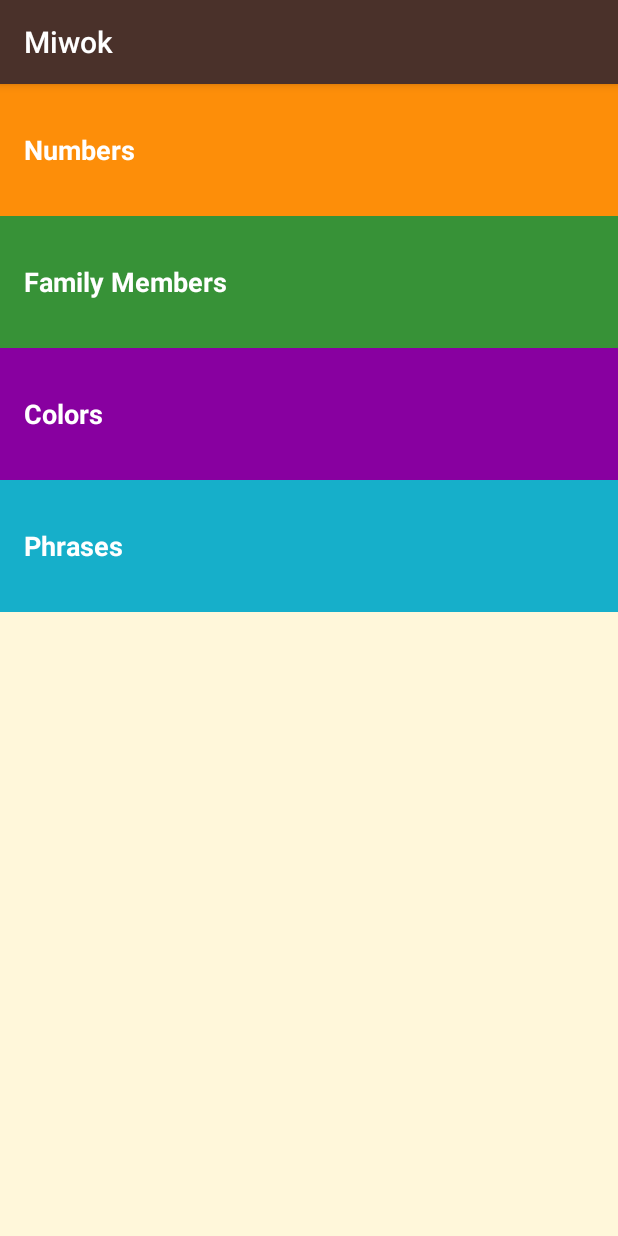
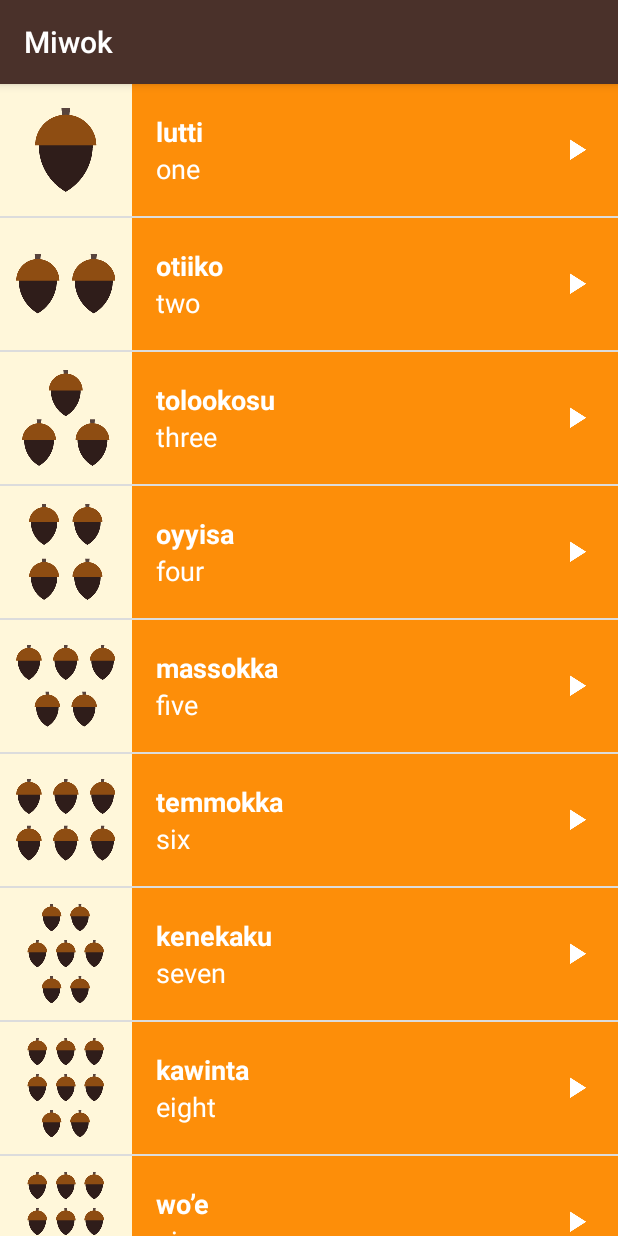
Before and after one commit to thatsabhi22/udacity-Miwok-app, an Android app: the screen it shows after launch (MainActivity), on a phone screen of 412 x 824 dp. Run offline under Robolectric (Android 15) with nearby library versions, the phone set to English and light mode, and no system bars.

Commit message:
Miwok App updated with the viewpager implementation with all four activities converted to their corresponding fragments.
The default activity_category contains all 4 fragments

```diff
--- a/app/src/main/java/com/example/android/miwok/FamilyActivity.java
+++ b/app/src/main/java/com/example/android/miwok/FamilyFragment.java
@@ -3,15 +3,26 @@ package com.example.android.miwok;
 import android.content.Context;
 import android.media.AudioManager;
 import android.media.MediaPlayer;
-import android.support.v7.app.AppCompatActivity;
 import android.os.Bundle;
+import android.support.v4.app.Fragment;
+import android.view.LayoutInflater;
 import android.view.View;
+import android.view.ViewGroup;
 import android.widget.AdapterView;
 import android.widget.ListView;
 
 import java.util.ArrayList;
 
-public class FamilyActivity extends AppCompatActivity {
+
+/**
+ * Created by aviator on 23/12/17.
+ */
+
+
+/**
+ * A simple {@link Fragment} subclass.
+ */
+public class FamilyFragment extends Fragment{
 
     /**
      * Declaring global variable for MediaPlayer Class
@@ -52,15 +63,16 @@ public class FamilyActivity extends AppCompatActivity {
     };
 
     @Override
-    protected void onCreate(Bundle savedInstanceState) {
-        super.onCreate(savedInstanceState);
-        setContentView(R.layout.word_list);
+    public View onCreateView(LayoutInflater inflater, ViewGroup container,
+                             Bundle savedInstanceState) {
+        // Inflate the layout for this fragment
+        View rootView = inflater.inflate(R.layout.word_list, container, false);
 
         //Initialize an Arraylist
         final ArrayList<Word> words = new ArrayList<Word>();
 
         // Create and setup the {@link AudioManager} to request audio focus
-        mAudioManager = (AudioManager) getSystemService(Context.AUDIO_SERVICE);
+        mAudioManager = (AudioManager) getActivity().getSystemService(Context.AUDIO_SERVICE);
 
         //Populating the Arraylist
         words.add(new Word("father", "әpә", R.drawable.family_father, R.raw.family_father));
@@ -75,12 +87,12 @@ public class FamilyActivity extends AppCompatActivity {
 
         // Create an {@link WordAdapter}, whose data source is a list of {@link Word}s. The
         // adapter knows how to create list items for each item in the list.
-        WordAdapter wordAdapter = new WordAdapter(this, words, R.color.category_family);
+        WordAdapter wordAdapter = new WordAdapter(getActivity(), words, R.color.category_family);
 
         // Find the {@link ListView} object in the view hierarchy of the {@link Activity}.
         // There should be a {@link ListView} with the view ID called list, which is declared in the
         // word_listyout file.
-        ListView listView = (ListView) findViewById(R.id.list);
+        ListView listView = (ListView) rootView.findViewById(R.id.list);
 
         // Make the {@link ListView} use the {@link WordAdapter} we created above, so that the
         // {@link ListView} will display list items for each {@link Word} in the list.
@@ -100,7 +112,7 @@ public class FamilyActivity extends AppCompatActivity {
                     // We have audio focus now.
                     // Create and setup the {@link MediaPlayer} for the audio resource associated
                     // with the current word
-                    mediaPlayer = MediaPlayer.create(FamilyActivity.this, words.get(position).getmAudioResourceId());
+                    mediaPlayer = MediaPlayer.create(getActivity(), words.get(position).getmAudioResourceId());
 
                     // Start the audio file
                     mediaPlayer.start();
@@ -114,15 +126,16 @@ public class FamilyActivity extends AppCompatActivity {
                 }
             }
         });
+
+        return rootView;
     }
 
-    /**
-     * As the activity goes into the stop state the mediaplayer is released
-     */
     @Override
-    protected void onStop() {
+    public void onStop() {
         super.onStop();
 
+        // When the activity is stopped, release the media player resources because we won't
+        // be playing any more sounds.
         releaseMediaPlayer();
     }
 
--- a/app/src/main/java/com/example/android/miwok/MainActivity.java
+++ b/app/src/main/java/com/example/android/miwok/MainActivity.java
@@ -1,80 +1,24 @@
-/*
- * Copyright (C) 2016 The Android Open Source Project
- *
- * Licensed under the Apache License, Version 2.0 (the "License");
- * you may not use this file except in compliance with the License.
- * You may obtain a copy of the License at
- *
- *      http://www.apache.org/licenses/LICENSE-2.0
- *
- * Unless required by applicable law or agreed to in writing, software
- * distributed under the License is distributed on an "AS IS" BASIS,
- * WITHOUT WARRANTIES OR CONDITIONS OF ANY KIND, either express or implied.
- * See the License for the specific language governing permissions and
- * limitations under the License.
- */
 package com.example.android.miwok;
 
-import android.content.Intent;
+import android.support.v4.view.ViewPager;
+import android.support.v7.app.AppCompatActivity;
 import android.os.Bundle;
-import android.support.v7.app.AppCompatActivity;
-import android.view.View;
-import android.widget.TextView;
 
 public class MainActivity extends AppCompatActivity {
-
-    TextView numbers,family,colors,phrases;
 
     @Override
     protected void onCreate(Bundle savedInstanceState) {
         super.onCreate(savedInstanceState);
+        setContentView(R.layout.activity_category);
+        getSupportFragmentManager().beginTransaction()
+                .replace(R.id.container, new NumbersFragment())
+                .commit();
 
-        // Set the content of the activity to use the activity_main.xml layout file
-        setContentView(R.layout.activity_main);
+        // Find the view pager that will allow the user to swipe between fragments
+        ViewPager viewPager = (ViewPager) findViewById(R.id.viewpager);
 
-        // Find the View that shows the different category
-        numbers     = (TextView) findViewById(R.id.numbers);
-        family      = (TextView) findViewById(R.id.family);
-        colors      = (TextView) findViewById(R.id.colors);
-        phrases     = (TextView) findViewById(R.id.phrases);
+        MiwokFragmentPagerAdapter miwokFragmentPagerAdapter = new MiwokFragmentPagerAdapter(getSupportFragmentManager());
 
-        // Set a click listener on that numbers View
-        numbers.setOnClickListener(new View.OnClickListener() {
-            @Override
-            public void onClick(View v) {
-                // Create a new intent to open the {@link NumbersActivity}
-                Intent intent = new Intent(MainActivity.this, NumbersActivity.class);
-
-                //Start the new activity
-                startActivity(intent);
-            }
-        });
-
-        // Set a click listener on that family View
-        family.setOnClickListener(new View.OnClickListener() {
-            @Override
-            public void onClick(View v) {
-                Intent intent = new Intent(MainActivity.this, FamilyActivity.class);
-                startActivity(intent);
-            }
-        });
-
-        // Set a click listener on that colors View
-        colors.setOnClickListener(new View.OnClickListener() {
-            @Override
-            public void onClick(View v) {
-                Intent intent = new Intent(MainActivity.this, ColorsActivity.class);
-                startActivity(intent);
-            }
-        });
-
-        // Set a click listener on that phrases View
-        phrases.setOnClickListener(new View.OnClickListener() {
-            @Override
-            public void onClick(View v) {
-                Intent intent = new Intent(MainActivity.this, PhrasesActivity.class);
-                startActivity(intent);
-            }
-        });
+        viewPager.setAdapter(miwokFragmentPagerAdapter);
     }
 }
--- /dev/null
+++ b/app/src/main/java/com/example/android/miwok/MiwokFragmentPagerAdapter.java
@@ -0,0 +1,34 @@
+package com.example.android.miwok;
+
+import android.support.v4.app.Fragment;
+import android.support.v4.app.FragmentManager;
+import android.support.v4.app.FragmentPagerAdapter;
+
+/**
+ * Created by aviator on 23/12/17.
+ */
+
+public class MiwokFragmentPagerAdapter extends FragmentPagerAdapter {
+
+    public MiwokFragmentPagerAdapter(FragmentManager fm) {
+        super(fm);
+    }
+
+    @Override
+    public Fragment getItem(int position) {
+        if (position == 0) {
+            return new NumbersFragment();
+        } else if (position == 1) {
+            return new FamilyFragment();
+        } else if (position == 2) {
+            return new ColorsFragment();
+        } else {
+            return new PhrasesFragment();
+        }
+    }
+
+    @Override
+    public int getCount() {
+        return 4;
+    }
+}
--- a/app/src/main/java/com/example/android/miwok/NumbersActivity.java
+++ b/app/src/main/java/com/example/android/miwok/NumbersFragment.java
@@ -1,17 +1,28 @@
 package com.example.android.miwok;
+
 
 import android.content.Context;
 import android.media.AudioManager;
 import android.media.MediaPlayer;
-import android.support.v7.app.AppCompatActivity;
 import android.os.Bundle;
+import android.support.v4.app.Fragment;
+import android.view.LayoutInflater;
 import android.view.View;
+import android.view.ViewGroup;
 import android.widget.AdapterView;
 import android.widget.ListView;
 
 import java.util.ArrayList;
 
-public class NumbersActivity extends AppCompatActivity {
+
+/**
+ * Created by aviator on 23/12/17.
+ */
+
+/**
+ * A simple {@link Fragment} subclass.
+ */
+public class NumbersFragment extends Fragment {
 
     /**
      * Declaring global variable for MediaPlayer Class
@@ -51,13 +62,18 @@ public class NumbersActivity extends AppCompatActivity {
         }
     };
 
+    public NumbersFragment() {
+        // Required empty public constructor
+    }
+
     @Override
-    protected void onCreate(Bundle savedInstanceState) {
-        super.onCreate(savedInstanceState);
-        setContentView(R.layout.word_list);
+    public View onCreateView(LayoutInflater inflater, ViewGroup container,
+                             Bundle savedInstanceState) {
+        // Inflate the layout for this fragment
+        View rootView = inflater.inflate(R.layout.word_list, container, false);
 
         // Create and setup the {@link AudioManager} to request audio focus
-        mAudioManager = (AudioManager) getSystemService(Context.AUDIO_SERVICE);
+        mAudioManager = (AudioManager) getActivity().getSystemService(Context.AUDIO_SERVICE);
 
         //Initialize an Arraylist
         final ArrayList<Word> words = new ArrayList<Word>();
@@ -76,12 +92,12 @@ public class NumbersActivity extends AppCompatActivity {
 
         // Create an {@link WordAdapter}, whose data source is a list of {@link Word}s. The
         // adapter knows how to create list items for each item in the list.
-        WordAdapter wordAdapter = new WordAdapter(this, words, R.color.category_numbers);
+        WordAdapter wordAdapter = new WordAdapter(getActivity(), words, R.color.category_numbers);
 
         // Find the {@link ListView} object in the view hierarchy of the {@link Activity}.
         // There should be a {@link ListView} with the view ID called list, which is declared in the
         // word_listyout file.
-        ListView listView = (ListView) findViewById(R.id.list);
+        ListView listView = (ListView) rootView.findViewById(R.id.list);
 
         // Make the {@link ListView} use the {@link WordAdapter} we created above, so that the
         // {@link ListView} will display list items for each {@link Word} in the list.
@@ -102,7 +118,7 @@ public class NumbersActivity extends AppCompatActivity {
                     // We have audio focus now.
                     // Create and setup the {@link MediaPlayer} for the audio resource associated
                     // with the current word
-                    mediaPlayer = MediaPlayer.create(NumbersActivity.this, words.get(position).getmAudioResourceId());
+                    mediaPlayer = MediaPlayer.create(getActivity(), words.get(position).getmAudioResourceId());
 
                     // Start the audio file
                     mediaPlayer.start();
@@ -116,15 +132,16 @@ public class NumbersActivity extends AppCompatActivity {
                 }
             }
         });
+
+        return rootView;
     }
 
-    /**
-     * As the activity goes into the stop state the mediaplayer is released
-     */
     @Override
-    protected void onStop() {
+    public void onStop() {
         super.onStop();
 
+        // When the activity is stopped, release the media player resources because we won't
+        // be playing any more sounds.
         releaseMediaPlayer();
     }
 
--- /dev/null
+++ b/app/src/main/res/layout/activity_category.xml
@@ -0,0 +1,13 @@
+<?xml version="1.0" encoding="utf-8"?>
+<LinearLayout xmlns:android="http://schemas.android.com/apk/res/android"
+    android:id="@+id/container"
+    android:layout_width="match_parent"
+    android:layout_height="match_parent"
+    android:orientation="vertical">
+
+    <android.support.v4.view.ViewPager
+        android:id="@+id/viewpager"
+        android:layout_width="match_parent"
+        android:layout_height="match_parent" />
+
+</LinearLayout>
--- a/app/src/main/res/layout/activity_main.xml
+++ /dev/null
@@ -1,74 +0,0 @@
-<?xml version="1.0" encoding="utf-8"?><!-- Copyright (C) 2016 The Android Open Source Project
-
-     Licensed under the Apache License, Version 2.0 (the "License");
-     you may not use this file except in compliance with the License.
-     You may obtain a copy of the License at
-
-          http://www.apache.org/licenses/LICENSE-2.0
-
-     Unless required by applicable law or agreed to in writing, software
-     distributed under the License is distributed on an "AS IS" BASIS,
-     WITHOUT WARRANTIES OR CONDITIONS OF ANY KIND, either express or implied.
-     See the License for the specific language governing permissions and
-     limitations under the License.
--->
-<LinearLayout xmlns:android="http://schemas.android.com/apk/res/android"
-    xmlns:tools="http://schemas.android.com/tools"
-    android:layout_width="match_parent"
-    android:layout_height="match_parent"
-    android:background="@color/tan_background"
-    android:orientation="vertical"
-    tools:context="com.example.android.miwok.MainActivity">
-
-    <!-- Numbers category -->
-    <FrameLayout
-        android:layout_width="match_parent"
-        android:layout_height="wrap_content"
-        android:background="@color/category_numbers">
-
-        <TextView
-            android:id="@+id/numbers"
-            style="@style/CategoryStyle"
-            android:background="?android:attr/selectableItemBackground"
-            android:text="@string/category_numbers" />
-    </FrameLayout>
-
-    <!-- Family category -->
-    <FrameLayout
-        android:layout_width="match_parent"
-        android:layout_height="wrap_content"
-        android:background="@color/category_family">
-
-        <TextView
-            android:id="@+id/family"
-            style="@style/CategoryStyle"
-            android:background="?android:attr/selectableItemBackground"
-            android:text="@string/category_family" />
-    </FrameLayout>
-
-    <!-- Colors category -->
-    <FrameLayout
-        android:layout_width="match_parent"
-        android:layout_height="wrap_content"
-        android:background="@color/category_colors">
-
-        <TextView
-            android:id="@+id/colors"
-            style="@style/CategoryStyle"
-            android:background="?android:attr/selectableItemBackground"
-            android:text="@string/category_colors" />
-    </FrameLayout>
-
-    <!-- Phrases category -->
-    <FrameLayout
-        android:layout_width="match_parent"
-        android:layout_height="wrap_content"
-        android:background="@color/category_phrases">
-
-        <TextView
-            android:id="@+id/phrases"
-            style="@style/CategoryStyle"
-            android:background="?android:attr/selectableItemBackground"
-            android:text="@string/category_phrases" />
-    </FrameLayout>
-</LinearLayout>
--- a/app/src/main/res/layout/list_item.xml
+++ b/app/src/main/res/layout/list_item.xml
@@ -17,16 +17,16 @@
         android:layout_width="match_parent"
         android:layout_height="@dimen/list_item_height"
         android:layout_alignParentBottom="true"
+        android:layout_alignParentEnd="true"
         android:layout_alignParentRight="true"
-        android:layout_alignParentEnd="true"
         android:layout_alignParentTop="true"
+        android:layout_toEndOf="@+id/list_image"
         android:layout_toRightOf="@id/list_image"
-        android:layout_toEndOf="@+id/list_image"
         android:orientation="vertical"
+        android:paddingEnd="0dp"
         android:paddingLeft="16dp"
-        android:paddingStart="16dp"
         android:paddingRight="0dp"
-        android:paddingEnd="0dp">
+        android:paddingStart="16dp">
 
         <TextView
             android:id="@+id/miwok_word"
@@ -51,11 +51,11 @@
         <ImageView
             android:layout_width="24dp"
             android:layout_height="24dp"
+            android:layout_alignParentEnd="true"
             android:layout_alignParentRight="true"
-            android:layout_alignParentEnd="true"
             android:layout_centerVertical="true"
+            android:layout_marginEnd="16dp"
             android:layout_marginRight="16dp"
-            android:layout_marginEnd="16dp"
             android:src="@drawable/ic_play_arrow" />
     </RelativeLayout>
 </RelativeLayout>
--- a/app/src/main/res/layout/word_list.xml
+++ b/app/src/main/res/layout/word_list.xml
@@ -6,4 +6,4 @@
     android:layout_height="match_parent"
     android:orientation="vertical"
     android:drawSelectorOnTop="true"
-    tools:context="com.example.android.miwok.NumbersActivity" />
+    tools:context="com.example.android.miwok.MainActivity" />
```
Also changed, not shown: app/src/main/AndroidManifest.xml (+0 -40 lines), app/src/main/java/com/example/android/miwok/ColorsFragment.java (renamed from app/src/main/java/com/example/android/miwok/PhrasesActivity.java, +35 -23 lines), app/src/main/java/com/example/android/miwok/PhrasesFragment.java (renamed from app/src/main/java/com/example/android/miwok/ColorsActivity.java, +36 -21 lines).
